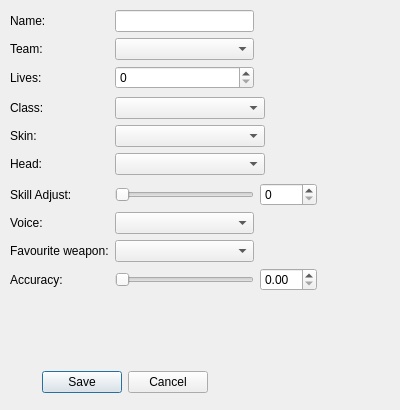
The window that tools/UT99CampaignRoster/src/UT99CampaignRoster/PawnEditor.ui (orb3b/UTManager) describes before a commit, drawn with Qt 5.
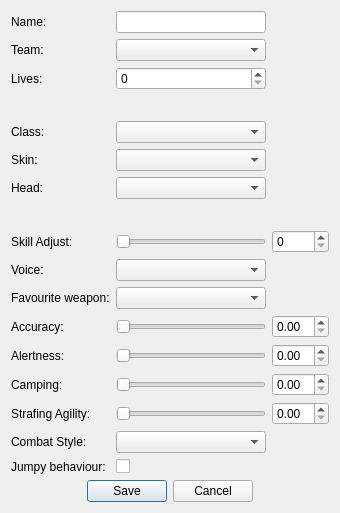
The same window after the commit. Icons and pictures are not drawn.

Commit message: [Roster] Add all pawn values to PawnEditor

What changed in the file:
```diff
--- a/tools/UT99CampaignRoster/src/UT99CampaignRoster/PawnEditor.ui
+++ b/tools/UT99CampaignRoster/src/UT99CampaignRoster/PawnEditor.ui
@@ -6,8 +6,8 @@
    <rect>
     <x>0</x>
     <y>0</y>
-    <width>400</width>
-    <height>410</height>
+    <width>325</width>
+    <height>513</height>
    </rect>
   </property>
   <property name="windowTitle">
@@ -17,67 +17,8 @@
    <iconset resource="RosterResources.qrc">
     <normaloff>:/images/icon</normaloff>:/images/icon</iconset>
   </property>
-  <widget class="QWidget" name="">
-   <property name="geometry">
-    <rect>
-     <x>0</x>
-     <y>370</y>
-     <width>250</width>
-     <height>25</height>
-    </rect>
-   </property>
-   <layout class="QHBoxLayout" name="horizontalLayout_3">
+  <layout class="QVBoxLayout" name="verticalLayout">
     <item>
-     <spacer name="horizontalSpacer_3">
-      <property name="orientation">
-       <enum>Qt::Horizontal</enum>
-      </property>
-      <property name="sizeHint" stdset="0">
-       <size>
-        <width>40</width>
-        <height>20</height>
-       </size>
-      </property>
-     </spacer>
-    </item>
-    <item>
-     <widget class="QPushButton" name="btnSave">
-      <property name="text">
-       <string>Save</string>
-      </property>
-     </widget>
-    </item>
-    <item>
-     <widget class="QPushButton" name="btnCancel">
-      <property name="text">
-       <string>Cancel</string>
-      </property>
-     </widget>
-    </item>
-    <item>
-     <spacer name="horizontalSpacer_4">
-      <property name="orientation">
-       <enum>Qt::Horizontal</enum>
-      </property>
-      <property name="sizeHint" stdset="0">
-       <size>
-        <width>40</width>
-        <height>20</height>
-       </size>
-      </property>
-     </spacer>
-    </item>
-   </layout>
-  </widget>
-  <widget class="QWidget" name="">
-   <property name="geometry">
-    <rect>
-     <x>10</x>
-     <y>10</y>
-     <width>307</width>
-     <height>281</height>
-    </rect>
-   </property>
    <layout class="QGridLayout" name="gridLayout">
     <item row="10" column="0">
      <widget class="QLabel" name="lbFavouriteWeapon">
@@ -86,6 +27,13 @@
       </property>
      </widget>
     </item>
+     <item row="2" column="0">
+      <widget class="QLabel" name="lbLives">
+       <property name="text">
+        <string>Lives:</string>
+       </property>
+      </widget>
+     </item>
     <item row="1" column="0">
      <widget class="QLabel" name="lbTeam">
       <property name="text">
@@ -93,6 +41,16 @@
       </property>
      </widget>
     </item>
+     <item row="5" column="1">
+      <widget class="QComboBox" name="cbSkins">
+       <property name="minimumSize">
+        <size>
+         <width>150</width>
+         <height>0</height>
+        </size>
+       </property>
+      </widget>
+     </item>
     <item row="5" column="0">
      <widget class="QLabel" name="lbSkin">
       <property name="text">
@@ -100,26 +58,6 @@
       </property>
      </widget>
     </item>
-    <item row="0" column="1">
-     <widget class="QLineEdit" name="leName"/>
-    </item>
-    <item row="5" column="1">
-     <widget class="QComboBox" name="cbSkins">
-      <property name="minimumSize">
-       <size>
-        <width>150</width>
-        <height>0</height>
-       </size>
-      </property>
-     </widget>
-    </item>
-    <item row="2" column="0">
-     <widget class="QLabel" name="lbLives">
-      <property name="text">
-       <string>Lives:</string>
-      </property>
-     </widget>
-    </item>
     <item row="1" column="1">
      <widget class="QComboBox" name="cbTeam"/>
     </item>
@@ -260,10 +198,150 @@
      </widget>
     </item>
     <item row="11" column="2">
-     <widget class="QDoubleSpinBox" name="dspAccuracy"/>
-    </item>
-   </layout>
-  </widget>
+      <widget class="QDoubleSpinBox" name="dspAccuracy">
+       <property name="singleStep">
+        <double>0.010000000000000</double>
+       </property>
+      </widget>
+     </item>
+     <item row="12" column="2">
+      <widget class="QDoubleSpinBox" name="dspAlertness"/>
+     </item>
+     <item row="15" column="1">
+      <widget class="QComboBox" name="cbCombatStyle"/>
+     </item>
+     <item row="13" column="1">
+      <widget class="QSlider" name="hsCamping">
+       <property name="orientation">
+        <enum>Qt::Horizontal</enum>
+       </property>
+      </widget>
+     </item>
+     <item row="14" column="2">
+      <widget class="QDoubleSpinBox" name="dspStrafingAgility"/>
+     </item>
+     <item row="13" column="2">
+      <widget class="QDoubleSpinBox" name="dspCamping"/>
+     </item>
+     <item row="14" column="1">
+      <widget class="QSlider" name="hsStrafingAgility">
+       <property name="orientation">
+        <enum>Qt::Horizontal</enum>
+       </property>
+      </widget>
+     </item>
+     <item row="13" column="0">
+      <widget class="QLabel" name="lbCamping">
+       <property name="text">
+        <string>Camping:</string>
+       </property>
+      </widget>
+     </item>
+     <item row="14" column="0">
+      <widget class="QLabel" name="lbStrafingAgility">
+       <property name="text">
+        <string>Strafing Agility:</string>
+       </property>
+      </widget>
+     </item>
+     <item row="12" column="0">
+      <widget class="QLabel" name="lbAlertness">
+       <property name="text">
+        <string>Alertness:</string>
+       </property>
+      </widget>
+     </item>
+     <item row="12" column="1">
+      <widget class="QSlider" name="hsAlertness">
+       <property name="orientation">
+        <enum>Qt::Horizontal</enum>
+       </property>
+      </widget>
+     </item>
+     <item row="15" column="0">
+      <widget class="QLabel" name="lbCombatStyle">
+       <property name="text">
+        <string>Combat Style:</string>
+       </property>
+      </widget>
+     </item>
+     <item row="0" column="1">
+      <widget class="QLineEdit" name="leName"/>
+     </item>
+     <item row="16" column="0">
+      <widget class="QLabel" name="lbJumpy">
+       <property name="text">
+        <string>Jumpy behaviour:</string>
+       </property>
+      </widget>
+     </item>
+     <item row="16" column="1">
+      <widget class="QCheckBox" name="chbJumpy">
+       <property name="text">
+        <string/>
+       </property>
+      </widget>
+     </item>
+    </layout>
+   </item>
+   <item>
+    <spacer name="verticalSpacer_3">
+     <property name="orientation">
+      <enum>Qt::Vertical</enum>
+     </property>
+     <property name="sizeHint" stdset="0">
+      <size>
+       <width>20</width>
+       <height>12</height>
+      </size>
+     </property>
+    </spacer>
+   </item>
+   <item>
+    <layout class="QHBoxLayout" name="horizontalLayout_3">
+     <item>
+      <spacer name="horizontalSpacer_3">
+       <property name="orientation">
+        <enum>Qt::Horizontal</enum>
+       </property>
+       <property name="sizeHint" stdset="0">
+        <size>
+         <width>40</width>
+         <height>20</height>
+        </size>
+       </property>
+      </spacer>
+     </item>
+     <item>
+      <widget class="QPushButton" name="btnSave">
+       <property name="text">
+        <string>Save</string>
+       </property>
+      </widget>
+     </item>
+     <item>
+      <widget class="QPushButton" name="btnCancel">
+       <property name="text">
+        <string>Cancel</string>
+       </property>
+      </widget>
+     </item>
+     <item>
+      <spacer name="horizontalSpacer_4">
+       <property name="orientation">
+        <enum>Qt::Horizontal</enum>
+       </property>
+       <property name="sizeHint" stdset="0">
+        <size>
+         <width>40</width>
+         <height>20</height>
+        </size>
+       </property>
+      </spacer>
+     </item>
+    </layout>
+   </item>
+  </layout>
  </widget>
  <resources>
   <include location="RosterResources.qrc"/>
```
Lines whose indentation alone changed are shown as unchanged. The commit also changes 1 other file.
